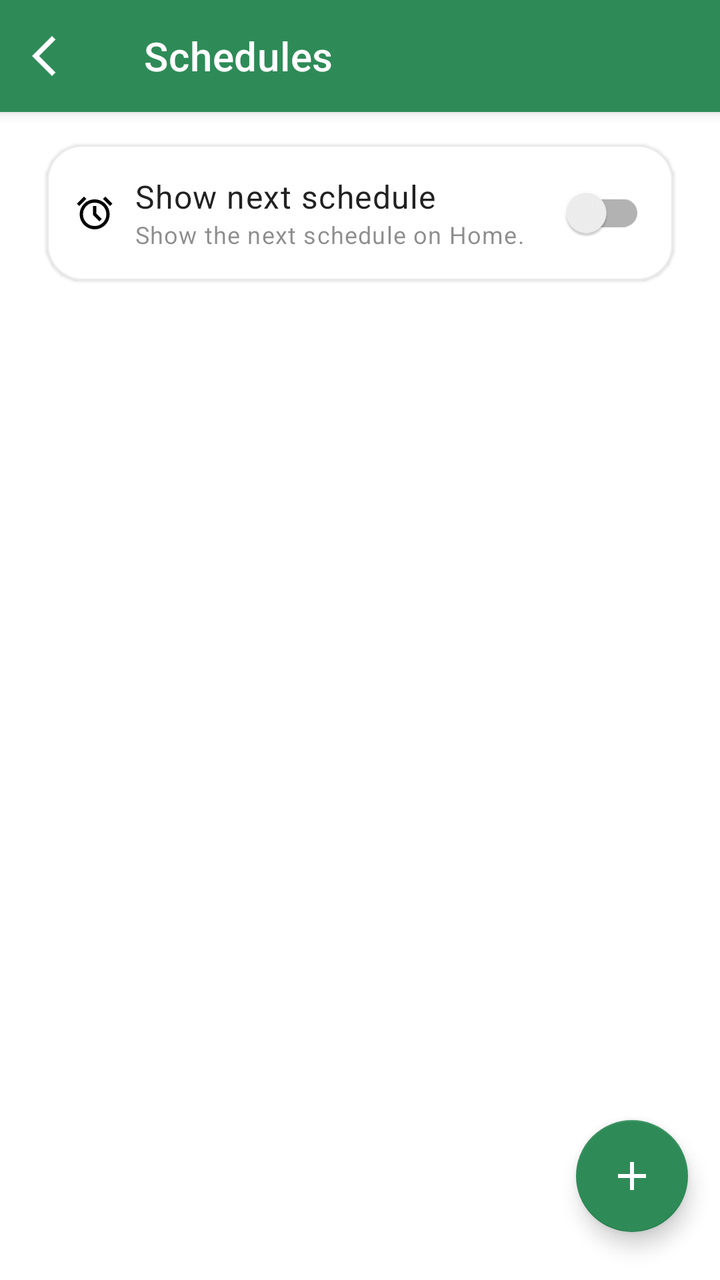
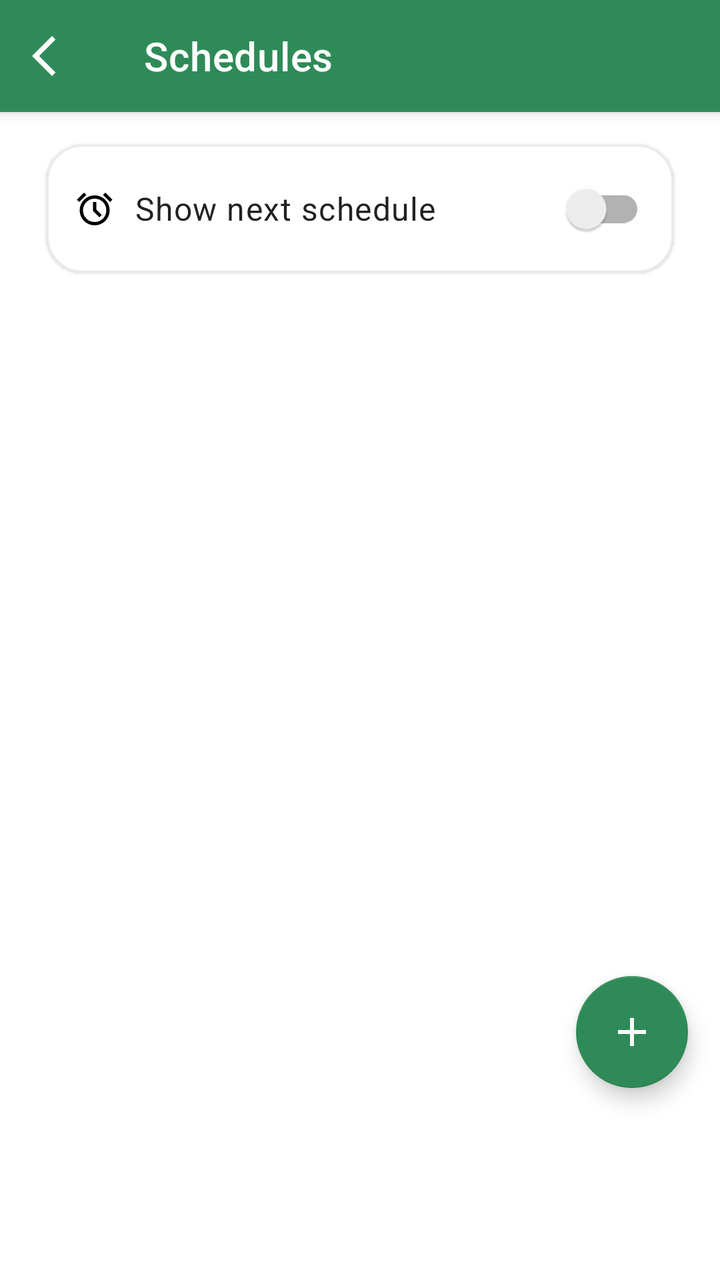

An Android layout rendered at two revisions. The XML below is the earlier revision; the diff shows what the commit changed to produce the second picture.
<!-- AndroidManifest.xml: application theme Theme.Switchly -->
<!-- res/layout/activity_schedules.xml -->
<?xml version="1.0" encoding="utf-8"?>
<androidx.coordinatorlayout.widget.CoordinatorLayout
    xmlns:android="http://schemas.android.com/apk/res/android"
    xmlns:app="http://schemas.android.com/apk/res-auto"
    android:id="@+id/root"
    android:layout_width="match_parent"
    android:layout_height="match_parent">

    
    <com.google.android.material.appbar.AppBarLayout
        android:id="@+id/appBar"
        android:layout_width="match_parent"
        android:layout_height="wrap_content"
        android:fitsSystemWindows="true">

        <com.google.android.material.appbar.MaterialToolbar
            android:id="@+id/toolbar"
            style="@style/Switchly.TopBar"
            android:layout_width="match_parent"
            android:layout_height="wrap_content"
            android:minHeight="?attr/actionBarSize"
            app:title="@string/schedules_title"
            app:navigationIcon="@drawable/arrow_back_ios_24" />
    </com.google.android.material.appbar.AppBarLayout>

    <LinearLayout
        android:layout_width="match_parent"
        android:layout_height="match_parent"
        android:orientation="vertical"
        app:layout_behavior="@string/appbar_scrolling_view_behavior">

        <include
            android:id="@+id/cardScheduleHealth"
            layout="@layout/view_status_card"
            android:layout_width="match_parent"
            android:layout_height="wrap_content"
            android:layout_marginStart="16dp"
            android:layout_marginEnd="16dp"
            android:layout_marginTop="12dp"
            android:visibility="gone" />

        <com.google.android.material.card.MaterialCardView
            android:id="@+id/cardScheduleDisplayOptions"
            android:layout_width="match_parent"
            android:layout_height="wrap_content"
            android:layout_marginStart="16dp"
            android:layout_marginEnd="16dp"
            android:layout_marginTop="8dp"
            app:cardUseCompatPadding="true"
            app:cardCornerRadius="18dp"
            app:cardElevation="1dp"
            app:strokeWidth="1dp">

            <LinearLayout
                android:id="@+id/rowShowNextSchedule"
                android:layout_width="match_parent"
                android:layout_height="wrap_content"
                android:gravity="center_vertical"
                android:minHeight="56dp"
                android:orientation="horizontal"
                android:paddingStart="14dp"
                android:paddingTop="10dp"
                android:paddingEnd="14dp"
                android:paddingBottom="10dp"
                android:clickable="true"
                android:focusable="true"
                android:background="?attr/selectableItemBackground">

                <ImageView
                    android:layout_width="20dp"
                    android:layout_height="20dp"
                    android:contentDescription="@null"
                    android:src="@drawable/alarm_24"
                    app:tint="?attr/colorOnSurface" />

                <Space
                    android:layout_width="10dp"
                    android:layout_height="1dp" />

                <LinearLayout
                    android:layout_width="0dp"
                    android:layout_height="wrap_content"
                    android:layout_weight="1"
                    android:orientation="vertical">

                    <TextView
                        style="@style/TextAppearance.Material3.BodyLarge"
                        android:layout_width="wrap_content"
                        android:layout_height="wrap_content"
                        android:text="@string/pref_show_next_schedule_title" />

                    <TextView
                        style="@style/TextAppearance.Material3.BodySmall"
                        android:layout_width="wrap_content"
                        android:layout_height="wrap_content"
                        android:alpha="0.75"
                        android:text="@string/pref_show_next_schedule_summary" />
                </LinearLayout>

                <androidx.appcompat.widget.SwitchCompat
                    android:id="@+id/switchShowNextSchedule"
                    android:layout_width="wrap_content"
                    android:layout_height="wrap_content" />
            </LinearLayout>

        </com.google.android.material.card.MaterialCardView>


        
        <androidx.recyclerview.widget.RecyclerView
            android:id="@+id/recyclerSchedules"
            android:layout_width="match_parent"
            android:layout_height="0dp"
            android:layout_weight="1"
            android:clipToPadding="false"
            android:paddingStart="16dp"
            android:paddingEnd="16dp"
            android:paddingTop="8dp"
            android:paddingBottom="120dp" />

    </LinearLayout>

    
    <com.google.android.material.floatingactionbutton.FloatingActionButton
        android:id="@+id/fabAdd"
        android:layout_width="wrap_content"
        android:layout_height="wrap_content"
        android:layout_gravity="bottom|end"
        android:layout_marginEnd="16dp"
        android:layout_marginBottom="24dp"
        android:contentDescription="@string/schedules_add"
        app:srcCompat="@drawable/add_24" />

</androidx.coordinatorlayout.widget.CoordinatorLayout>
<!-- res/layout/view_status_card.xml (included above) -->
<?xml version="1.0" encoding="utf-8"?>
<com.google.android.material.card.MaterialCardView
    xmlns:android="http://schemas.android.com/apk/res/android"
    xmlns:app="http://schemas.android.com/apk/res-auto"
    android:id="@+id/statusCard"
    android:layout_width="match_parent"
    android:layout_height="wrap_content"
    app:cardUseCompatPadding="false"
    app:cardCornerRadius="16dp"
    app:cardElevation="0dp"
    app:strokeWidth="1dp"
    app:strokeColor="@color/switchly_card_stroke"
    app:cardBackgroundColor="@color/switchly_card_bg">

    <LinearLayout
        android:layout_width="match_parent"
        android:layout_height="wrap_content"
        android:orientation="vertical"
        android:padding="14dp">

        
        <LinearLayout
            android:id="@+id/rowStatusTop"
            android:layout_width="match_parent"
            android:layout_height="wrap_content"
            android:gravity="center_vertical"
            android:orientation="horizontal"
            android:paddingBottom="2dp">

            <ImageView
                android:id="@+id/ivStatusIcon"
                android:layout_width="22dp"
                android:layout_height="22dp"
                android:contentDescription="@null"
                app:tint="?attr/colorOnSurface" />

            <TextView
                android:id="@+id/tvStatusTitle"
                style="@style/TextAppearance.Material3.BodyLarge"
                android:textStyle="bold"
                android:layout_marginStart="10dp"
                android:layout_width="0dp"
                android:layout_height="wrap_content"
                android:layout_weight="1" />

            <androidx.appcompat.widget.AppCompatImageButton
                android:id="@+id/btnStatusInfo"
                android:layout_width="44dp"
                android:layout_height="44dp"
                android:background="?attr/selectableItemBackgroundBorderless"
                android:contentDescription="@string/info"
                android:padding="10dp"
                android:src="@drawable/info_24"
                android:visibility="gone"
                app:tint="?attr/colorOnSurface" />
        </LinearLayout>

        
        <TextView
            android:id="@+id/tvStatusBody"
            style="@style/TextAppearance.Material3.BodyMedium"
            android:layout_width="match_parent"
            android:layout_height="wrap_content"
            android:layout_marginTop="6dp"
            android:layout_marginBottom="10dp"
            android:alpha="0.78"
            android:textSize="13sp"
            android:visibility="gone" />

        <View
            android:id="@+id/dividerStatus"
            android:layout_width="match_parent"
            android:layout_height="1dp"
            android:alpha="0.12"
            android:background="?attr/colorOnSurface" />

        
        <LinearLayout
            android:id="@+id/rowStatusAction"
            android:layout_width="match_parent"
            android:layout_height="wrap_content"
            android:layout_marginTop="10dp"
            android:orientation="vertical"
            android:visibility="gone">

            <TextView
                android:id="@+id/tvStatusActionTitle"
                style="@style/TextAppearance.Material3.BodySmall"
                android:layout_width="match_parent"
                android:layout_height="wrap_content"
                android:alpha="0.8" />

            <com.google.android.material.button.MaterialButton
                android:id="@+id/btnStatusAction"
                android:layout_marginTop="8dp"
                style="?attr/materialButtonOutlinedStyle"
                android:layout_width="match_parent"
                android:layout_height="wrap_content"
                android:text="@string/open" />
        </LinearLayout>

        
        <TextView
            android:id="@+id/tvStatusFooter"
            style="@style/TextAppearance.Material3.BodySmall"
            android:layout_width="match_parent"
            android:layout_height="wrap_content"
            android:layout_marginTop="10dp"
            android:alpha="0.7"
            android:visibility="gone" />

    </LinearLayout>
</com.google.android.material.card.MaterialCardView>
<!-- resources referenced by this layout -->
<resources>
  <color name="switchly_card_bg">#F7FFFFFF</color>
  <color name="switchly_card_stroke">#14000000</color>
  <!-- drawable add_24 (drawable) -->
  <vector xmlns:android="http://schemas.android.com/apk/res/android"
      android:width="24dp"
      android:height="24dp"
      android:viewportWidth="960"
      android:viewportHeight="960">
    <path
        android:pathData="M440,520L200,520v-80h240v-240h80v240h240v80L520,520v240h-80v-240Z"
        android:fillColor="?attr/colorOnSurface"/>
  </vector>
  <!-- drawable arrow_back_ios_24 (drawable) -->
  <vector xmlns:android="http://schemas.android.com/apk/res/android"
      android:width="24dp"
      android:height="24dp"
      android:viewportWidth="960"
      android:viewportHeight="960">
    <path
        android:pathData="M400,880 L0,480l400,-400 71,71 -329,329 329,329 -71,71Z"
        android:fillColor="?attr/colorOnSurface"/>
  </vector>
  <string name="info">Info</string>
  <string name="open">Open</string>
  <string name="pref_show_next_schedule_summary">Show the next schedule on Home.</string>
  <string name="pref_show_next_schedule_title">Show next schedule</string>
  <string name="schedules_add">Add schedule</string>
  <string name="schedules_title">Schedules</string>
  <style name="Switchly.TopBar" parent="Widget.MaterialComponents.Toolbar">
          
          <item name="android:background">?attr/colorPrimary</item>
          <item name="backgroundTint">?attr/colorPrimary</item>
  
          
          <item name="titleTextColor">@android:color/white</item>
  
          
          <item name="navigationIconTint">@android:color/white</item>
      </style>
  <color name="accent_default_green">#2E8B57</color>
  <style name="Switchly.Fab" parent="Widget.MaterialComponents.FloatingActionButton">
          <item name="backgroundTint">?attr/colorPrimary</item>
          <item name="tint">@android:color/white</item>
      </style>
  <style name="Switchly.Card" parent="Widget.MaterialComponents.CardView">
          <item name="shapeAppearance">@style/ShapeAppearance.Switchly.Card</item>
          <item name="cardBackgroundColor">@color/switchly_card_bg</item>
          <item name="strokeColor">@color/switchly_card_stroke</item>
          <item name="strokeWidth">1dp</item>
          <item name="cardElevation">2dp</item>
          <item name="cardUseCompatPadding">true</item>
      </style>
  <style name="Switchly.TextInputLayout" parent="Widget.MaterialComponents.TextInputLayout.OutlinedBox">
          <item name="boxStrokeWidth">1dp</item>
          <item name="boxStrokeWidthFocused">2dp</item>
          <item name="boxCornerRadiusTopStart">12dp</item>
          <item name="boxCornerRadiusTopEnd">12dp</item>
          <item name="boxCornerRadiusBottomStart">12dp</item>
          <item name="boxCornerRadiusBottomEnd">12dp</item>
      </style>
  <style name="Switchly.AutoCompleteText" parent="Widget.MaterialComponents.AutoCompleteTextView.OutlinedBox">
          <item name="android:minHeight">56dp</item>
          <item name="android:paddingTop">12dp</item>
          <item name="android:paddingBottom">12dp</item>
          <item name="android:textAppearance">@style/TextAppearance.MaterialComponents.Body1</item>
      </style>
  <style name="ThemeOverlay.Switchly.Dialog" parent="ThemeOverlay.MaterialComponents.MaterialAlertDialog">
          <item name="colorControlActivated">?attr/colorPrimary</item>
          <item name="colorControlHighlight">?attr/colorPrimary</item>
          <item name="colorAccent">?attr/colorPrimary</item>
      </style>
  <style name="ShapeAppearance.Switchly.Card" parent="ShapeAppearance.MaterialComponents.LargeComponent">
          <item name="cornerFamily">rounded</item>
          <item name="cornerSize">26dp</item>
      </style>
  <!-- unchanged entries left out for length: 4 -->
</resources>

<!-- the commit's change to res/layout/activity_schedules.xml (unified diff, before → after) -->
@@ -59,9 +59,9 @@
                 android:minHeight="56dp"
                 android:orientation="horizontal"
                 android:paddingStart="14dp"
-                android:paddingTop="10dp"
+                android:paddingTop="8dp"
                 android:paddingEnd="14dp"
-                android:paddingBottom="10dp"
+                android:paddingBottom="8dp"
                 android:clickable="true"
                 android:focusable="true"
                 android:background="?attr/selectableItemBackground">
@@ -88,13 +88,6 @@
                         android:layout_width="wrap_content"
                         android:layout_height="wrap_content"
                         android:text="@string/pref_show_next_schedule_title" />
-
-                    <TextView
-                        style="@style/TextAppearance.Material3.BodySmall"
-                        android:layout_width="wrap_content"
-                        android:layout_height="wrap_content"
-                        android:alpha="0.75"
-                        android:text="@string/pref_show_next_schedule_summary" />
                 </LinearLayout>
 
                 <androidx.appcompat.widget.SwitchCompat
@@ -104,7 +97,6 @@
             </LinearLayout>
 
         </com.google.android.material.card.MaterialCardView>
-
 
         
         <androidx.recyclerview.widget.RecyclerView
@@ -127,7 +119,7 @@
         android:layout_height="wrap_content"
         android:layout_gravity="bottom|end"
         android:layout_marginEnd="16dp"
-        android:layout_marginBottom="24dp"
+        android:layout_marginBottom="96dp"
         android:contentDescription="@string/schedules_add"
         app:srcCompat="@drawable/add_24" />
 
@@ -151,7 +143,7 @@
         android:layout_width="match_parent"
         android:layout_height="wrap_content"
         android:orientation="vertical"
-        android:padding="14dp">
+        android:padding="10dp">
 
         
         <LinearLayout
@@ -164,16 +156,16 @@
 
             <ImageView
                 android:id="@+id/ivStatusIcon"
-                android:layout_width="22dp"
-                android:layout_height="22dp"
+                android:layout_width="18dp"
+                android:layout_height="18dp"
                 android:contentDescription="@null"
                 app:tint="?attr/colorOnSurface" />
 
             <TextView
                 android:id="@+id/tvStatusTitle"
-                style="@style/TextAppearance.Material3.BodyLarge"
+                style="@style/TextAppearance.Material3.BodyMedium"
                 android:textStyle="bold"
-                android:layout_marginStart="10dp"
+                android:layout_marginStart="8dp"
                 android:layout_width="0dp"
                 android:layout_height="wrap_content"
                 android:layout_weight="1" />
@@ -196,10 +188,10 @@
             style="@style/TextAppearance.Material3.BodyMedium"
             android:layout_width="match_parent"
             android:layout_height="wrap_content"
-            android:layout_marginTop="6dp"
-            android:layout_marginBottom="10dp"
+            android:layout_marginTop="4dp"
+            android:layout_marginBottom="6dp"
             android:alpha="0.78"
-            android:textSize="13sp"
+            android:textSize="12sp"
             android:visibility="gone" />
 
         <View
@@ -214,7 +206,7 @@
             android:id="@+id/rowStatusAction"
             android:layout_width="match_parent"
             android:layout_height="wrap_content"
-            android:layout_marginTop="10dp"
+            android:layout_marginTop="6dp"
             android:orientation="vertical"
             android:visibility="gone">
 
@@ -227,7 +219,7 @@
 
             <com.google.android.material.button.MaterialButton
                 android:id="@+id/btnStatusAction"
-                android:layout_marginTop="8dp"
+                android:layout_marginTop="6dp"
                 style="?attr/materialButtonOutlinedStyle"
                 android:layout_width="match_parent"
                 android:layout_height="wrap_content"
@@ -240,7 +232,7 @@
             style="@style/TextAppearance.Material3.BodySmall"
             android:layout_width="match_parent"
             android:layout_height="wrap_content"
-            android:layout_marginTop="10dp"
+            android:layout_marginTop="6dp"
             android:alpha="0.7"
             android:visibility="gone" />
 
<!-- resource entries referenced after the edit -->
@@ -24,7 +24,6 @@
   </vector>
   <string name="info">Info</string>
   <string name="open">Open</string>
-  <string name="pref_show_next_schedule_summary">Show the next schedule on Home.</string>
   <string name="pref_show_next_schedule_title">Show next schedule</string>
   <string name="schedules_add">Add schedule</string>
   <string name="schedules_title">Schedules</string>
